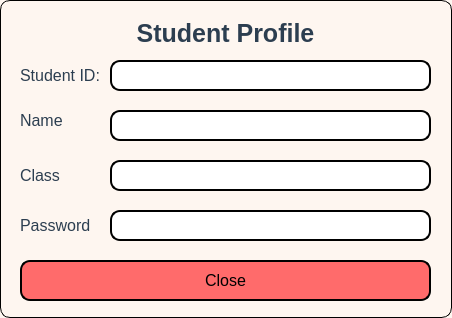
The window that StudentPanel/StudentInfo.ui (sarimkhan4/SchoolManagementSystem) describes before a commit, drawn with Qt 5.
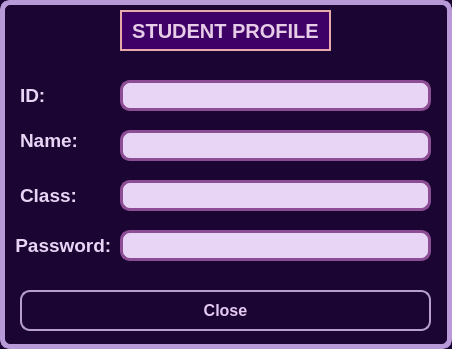
The same window after the commit.

The edit to the form file:
```diff
--- a/StudentPanel/StudentInfo.ui
+++ b/StudentPanel/StudentInfo.ui
@@ -7,7 +7,7 @@
     <x>0</x>
     <y>0</y>
     <width>452</width>
-    <height>318</height>
+    <height>349</height>
    </rect>
   </property>
   <property name="windowTitle">
@@ -15,18 +15,18 @@
   </property>
   <property name="styleSheet">
    <string notr="true">QDialog#StudentInfo {
-        background-color: #fef6f0   ;
-        border: 1px solid black;
+       background-color:#1B0633;
+border:5px solid #B89AD8;
         border-radius: 10%;
 }</string>
   </property>
   <widget class="QLabel" name="titleLabel">
    <property name="geometry">
     <rect>
-     <x>10</x>
-     <y>20</y>
-     <width>431</width>
-     <height>26</height>
+     <x>120</x>
+     <y>10</y>
+     <width>211</width>
+     <height>41</height>
     </rect>
    </property>
    <property name="font">
@@ -37,12 +37,16 @@
    </property>
    <property name="styleSheet">
     <string notr="true">QLabel#titleLabel {
-        font-size: 25px;
-color: #2c3e50 ;
+    background-color: #3E0066;
+  color: #E6CCE7;
+  border: 2px solid #E7A9A9;
+  font-weight: bold;
+  font-size: 20px;
+  text-align: center;
 }</string>
    </property>
    <property name="text">
-    <string>Student Profile</string>
+    <string>STUDENT PROFILE</string>
    </property>
    <property name="alignment">
     <set>Qt::AlignmentFlag::AlignCenter</set>
@@ -52,18 +56,22 @@
    <property name="geometry">
     <rect>
      <x>20</x>
-     <y>260</y>
+     <y>290</y>
      <width>411</width>
      <height>41</height>
     </rect>
    </property>
    <property name="styleSheet">
     <string notr="true">QPushButton#btnClose {
-    background-color: #ff6b6b;
-    border: 1.5px solid black;
+    border: 1.5px solid #B89FD0;
     border-radius: 10px;
     padding: 6px;
     font-size: 16px;
+background: qlineargradient(x1:0, y1:0, x2:1, y2:1,
+                            stop:0 rgb(95, 2, 95),
+                            stop:1 rgb(216, 181, 221));
+color:#e4c9f2;
+font-weight:700;
 }
 
 /* Hover effect */
@@ -86,19 +94,21 @@
   <widget class="QLineEdit" name="lineEditClass">
    <property name="geometry">
     <rect>
-     <x>110</x>
-     <y>160</y>
-     <width>321</width>
+     <x>120</x>
+     <y>180</y>
+     <width>311</width>
      <height>31</height>
     </rect>
    </property>
    <property name="styleSheet">
     <string notr="true">QLineEdit#lineEditClass {
-    color: black;;
-    border: 1.5px solid black;;
+       color:#1B0633;
+    border: 3px solid #8d4d95;
     border-radius: 10px;
-        font-size: 16px;
-        padding: 0px 8px 0px 8px;
+        font-size: 17px;
+font-weight: 570;
+padding: 0px 8px 0px 8px;
+background-color: #E8D4F4 ;
 }
 </string>
    </property>
@@ -109,19 +119,21 @@
   <widget class="QLineEdit" name="lineEditName">
    <property name="geometry">
     <rect>
-     <x>110</x>
-     <y>110</y>
-     <width>321</width>
+     <x>120</x>
+     <y>130</y>
+     <width>311</width>
      <height>31</height>
     </rect>
    </property>
    <property name="styleSheet">
     <string notr="true">QLineEdit#lineEditName {
-    color: black;;
-    border: 1.5px solid black;;
+        color:#1B0633;
+    border: 3px solid #8d4d95;
     border-radius: 10px;
-        font-size: 16px;
-        padding: 0px 8px 0px 8px;
+        font-size: 17px;
+font-weight: 570;
+padding: 0px 8px 0px 8px;
+background-color: #E8D4F4 ;
 }
 </string>
    </property>
@@ -133,37 +145,40 @@
    <property name="geometry">
     <rect>
      <x>20</x>
-     <y>60</y>
-     <width>81</width>
+     <y>80</y>
+     <width>111</width>
      <height>31</height>
     </rect>
    </property>
    <property name="styleSheet">
     <string notr="true">QLabel#label_id {
-        font-size: 16px;
-        color: #2c3e50 ;
+ font-size: 19px;
+        color: #E8D4F4 ;
+font-weight:700;
 }</string>
    </property>
    <property name="text">
-    <string>Student ID:</string>
+    <string>ID:</string>
    </property>
   </widget>
   <widget class="QLineEdit" name="lineEditId">
    <property name="geometry">
     <rect>
-     <x>110</x>
-     <y>60</y>
-     <width>321</width>
+     <x>120</x>
+     <y>80</y>
+     <width>311</width>
      <height>31</height>
     </rect>
    </property>
    <property name="styleSheet">
     <string notr="true">QLineEdit#lineEditId {
-    color: black;;
-    border: 1.5px solid black;;
+     color:#1B0633;
+    border: 3px solid #8d4d95;
     border-radius: 10px;
-        font-size: 16px;
-        padding: 0px 8px 0px 8px;
+        font-size: 17px;
+font-weight: 570;
+padding: 0px 8px 0px 8px;
+background-color: #E8D4F4 ;
 }
 </string>
    </property>
@@ -175,75 +190,80 @@
    <property name="geometry">
     <rect>
      <x>20</x>
-     <y>160</y>
+     <y>180</y>
      <width>61</width>
      <height>31</height>
     </rect>
    </property>
    <property name="styleSheet">
     <string notr="true">QLabel#label_class {
-        font-size: 16px;
-        color: #2c3e50 ;
+        font-size: 19px;
+        color: #E8D4F4 ;
+font-weight:700;
 }</string>
    </property>
    <property name="text">
-    <string>Class</string>
+    <string>Class:</string>
    </property>
   </widget>
   <widget class="QLabel" name="label_name">
    <property name="geometry">
     <rect>
      <x>20</x>
-     <y>100</y>
+     <y>120</y>
      <width>71</width>
      <height>41</height>
     </rect>
    </property>
    <property name="styleSheet">
     <string notr="true">QLabel#label_name {
-        font-size: 16px;
-        color: #2c3e50 ;
+        font-size: 19px;
+        color: #E8D4F4 ;
+font-weight:700;
 }</string>
    </property>
    <property name="text">
-    <string>Name</string>
+    <string>Name:</string>
    </property>
   </widget>
   <widget class="QLabel" name="label_password">
    <property name="geometry">
     <rect>
-     <x>20</x>
-     <y>200</y>
-     <width>91</width>
+     <x>10</x>
+     <y>220</y>
+     <width>101</width>
      <height>51</height>
     </rect>
    </property>
    <property name="styleSheet">
     <string notr="true">QLabel#label_password {
-        font-size: 16px;
-        color: #2c3e50 ;
+         font-size: 19px;
+        color: #E8D4F4 ;
+font-weight:700;
 }</string>
    </property>
    <property name="text">
-    <string>Password</string>
+    <string> Password:</string>
    </property>
   </widget>
   <widget class="QLineEdit" name="lineEditPassword">
    <property name="geometry">
     <rect>
-     <x>110</x>
-     <y>210</y>
-     <width>321</width>
+     <x>120</x>
+     <y>230</y>
+     <width>311</width>
      <height>31</height>
     </rect>
    </property>
    <property name="styleSheet">
     <string notr="true">QLineEdit#lineEditPassword {
-    color: black;;
-    border: 1.5px solid black;;
+      color:#1B0633;
+    border: 3px solid #8d4d95;
     border-radius: 10px;
-        font-size: 16px;
-        padding: 0px 8px 0px 8px;
+        font-size: 17px;
+font-weight: 570;
+padding: 0px 8px 0px 8px;
+background-color: #E8D4F4 ;
 }
 </string>
    </property>
```
Left out of the diff: 3 changed lines with no effect on the pictures.
